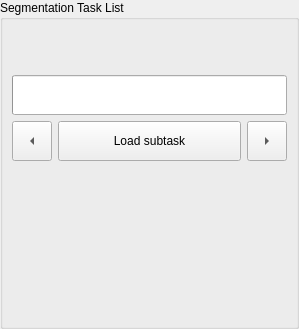
Old version of the form Modules/SegmentationUI/Qmitk/QmitkSegmentationTaskListWidget.ui in the repository MITK/MITK.
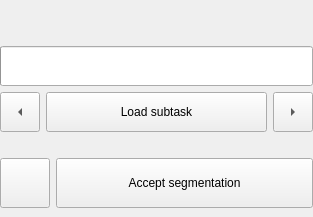
New version of the form. Custom widgets are drawn as their Qt base class.

Commit message: Move segmentation task list widget into dedicated plugin view

```diff
--- a/Modules/SegmentationUI/Qmitk/QmitkSegmentationTaskListWidget.ui
+++ b/Modules/SegmentationUI/Qmitk/QmitkSegmentationTaskListWidget.ui
@@ -6,14 +6,14 @@
    <rect>
     <x>0</x>
     <y>0</y>
-    <width>299</width>
-    <height>329</height>
+    <width>313</width>
+    <height>217</height>
    </rect>
   </property>
   <property name="title" stdset="0">
    <string>Segmentation Task List</string>
   </property>
-  <layout class="QVBoxLayout" name="verticalLayout_2">
+  <layout class="QVBoxLayout" name="verticalLayout">
    <property name="leftMargin">
     <number>0</number>
    </property>
@@ -27,12 +27,6 @@
     <number>0</number>
    </property>
    <item>
-    <widget class="QGroupBox" name="groupBox">
-     <property name="title">
-      <string>Segmentation Task List</string>
-     </property>
-     <layout class="QVBoxLayout" name="verticalLayout">
-      <item>
        <widget class="QmitkSingleNodeSelectionWidget" name="selectionWidget" native="true">
         <property name="minimumSize">
          <size>
@@ -112,12 +106,6 @@
       </item>
       <item>
        <widget class="QLabel" name="detailsLabel">
-        <property name="sizePolicy">
-         <sizepolicy hsizetype="Preferred" vsizetype="MinimumExpanding">
-          <horstretch>0</horstretch>
-          <verstretch>0</verstretch>
-         </sizepolicy>
-        </property>
         <property name="text">
          <string/>
         </property>
@@ -132,8 +120,69 @@
         </property>
        </widget>
       </item>
-     </layout>
-    </widget>
+   <item>
+    <layout class="QHBoxLayout" name="horizontalLayout_2">
+     <item>
+      <widget class="QPushButton" name="storeButton">
+       <property name="minimumSize">
+        <size>
+         <width>50</width>
+         <height>50</height>
+        </size>
+       </property>
+       <property name="maximumSize">
+        <size>
+         <width>50</width>
+         <height>50</height>
+        </size>
+       </property>
+       <property name="toolTip">
+        <string>Save interim segmentation</string>
+       </property>
+       <property name="iconSize">
+        <size>
+         <width>32</width>
+         <height>32</height>
+        </size>
+       </property>
+      </widget>
+     </item>
+     <item>
+      <widget class="QPushButton" name="acceptButton">
+       <property name="minimumSize">
+        <size>
+         <width>0</width>
+         <height>50</height>
+        </size>
+       </property>
+       <property name="toolTip">
+        <string>Save and accept segmentation</string>
+       </property>
+       <property name="text">
+        <string>Accept segmentation</string>
+       </property>
+       <property name="iconSize">
+        <size>
+         <width>32</width>
+         <height>32</height>
+        </size>
+       </property>
+      </widget>
+     </item>
+    </layout>
+   </item>
+   <item>
+    <spacer name="verticalSpacer">
+     <property name="orientation">
+      <enum>Qt::Vertical</enum>
+     </property>
+     <property name="sizeHint" stdset="0">
+      <size>
+       <width>20</width>
+       <height>40</height>
+      </size>
+     </property>
+    </spacer>
    </item>
   </layout>
  </widget>
```
Lines whose indentation alone changed are shown as unchanged. The commit also changes 13 other files.
